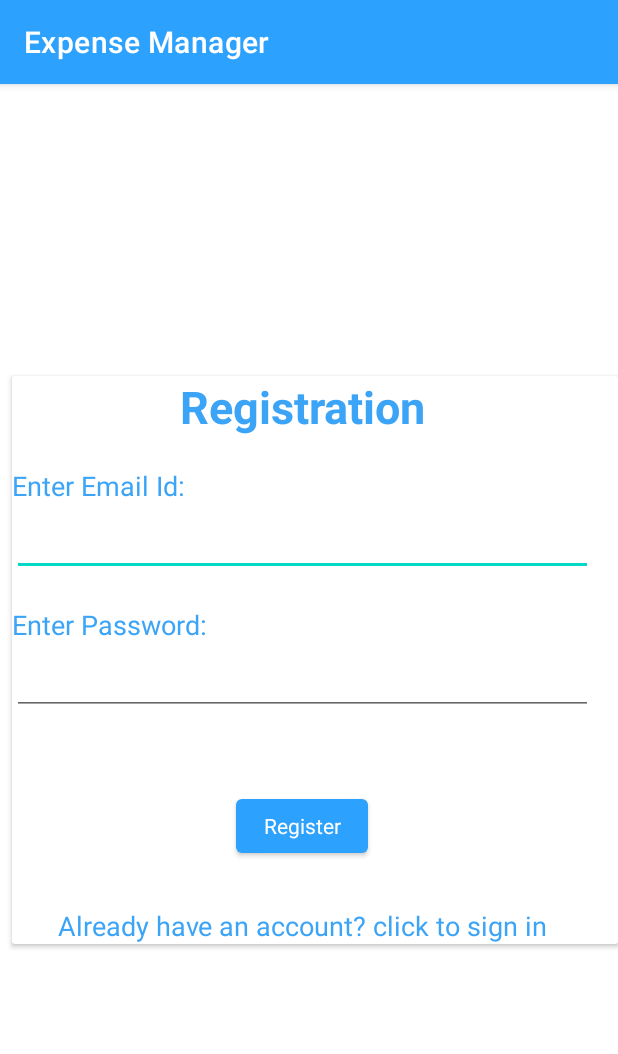
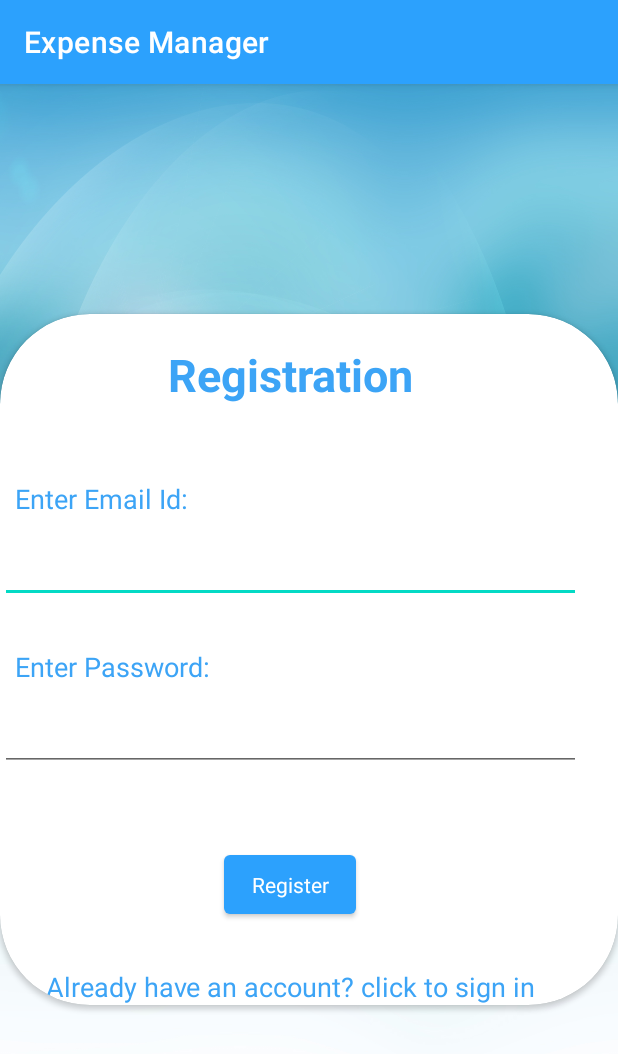
Before and after one commit to KiranBendkoli1/Expense-Manager, an Android app: the RegistrationActivity screen opened directly, with no data from a screen before it, on a phone screen of 412 x 824 dp. Shown: the top 1054 px of the screen. Run offline under Robolectric (Android 15) with nearby library versions, the phone set to English and light mode, and no system bars; our stand-ins replace Firebase (no records; nobody signed in at launch, a user with empty details on screens opened directly).

Commit message:
change in UI

```diff
--- a/app/src/main/res/layout/activity_registration.xml
+++ b/app/src/main/res/layout/activity_registration.xml
@@ -4,15 +4,15 @@
     xmlns:tools="http://schemas.android.com/tools"
     android:layout_width="match_parent"
     android:gravity="center"
+    android:background="@drawable/background"
     android:layout_gravity="center"
     android:layout_height="match_parent"
     tools:context=".RegistrationActivity">
 
     <androidx.cardview.widget.CardView
         android:layout_width="match_parent"
-
-        android:layout_marginLeft="8dp"
         android:layout_gravity="center"
+        app:cardCornerRadius="60dp"
         android:layout_height="wrap_content">
 
         <LinearLayout
@@ -26,6 +26,7 @@
                 android:layout_gravity="center"
                 android:gravity="center"
                 android:text="Registration"
+                android:padding="20dp"
                 android:textColor="#3CA4F6"
                 android:textSize="30sp"
                 android:textStyle="bold" />
@@ -34,6 +35,8 @@
                 android:layout_height="wrap_content"
                 android:textColor="#3CA4F6"
                 android:layout_marginTop="20dp"
+                android:padding="10dp"
+                android:paddingLeft="20dp"
                 android:text="Enter Email Id:"
                 android:textSize="18sp"
                 android:gravity="left"
@@ -41,6 +44,7 @@
             <EditText
                 android:id="@+id/email_reg"
                 android:layout_width="match_parent"
+                android:padding="10dp"
                 android:layout_height="wrap_content"
                 android:textColor="#3CA4F6"
                 android:textSize="20sp" />
@@ -49,6 +53,7 @@
                 android:layout_marginTop="20dp"
                 android:layout_width="match_parent"
                 android:layout_height="wrap_content"
+                android:padding="10dp"
                 android:textColor="#3CA4F6"
                 android:text="Enter Password:"
                 android:textSize="18sp"
@@ -60,6 +65,7 @@
                 android:layout_width="match_parent"
                 android:layout_height="wrap_content"
                 android:textColor="#3CA4F6"
+                android:padding="10dp"
                 android:inputType="textPassword"
                 android:textSize="20sp" />
 
@@ -69,6 +75,7 @@
                 android:layout_marginTop="50dp"
                 android:layout_height="wrap_content"
                 android:layout_gravity="center"
+                android:padding="10dp"
                 style="@style/Platform.MaterialComponents.Light"
                 android:text="Register" />
 
```
Also changed, not shown: app/src/main/res/layout/activity_main.xml (+7 -1 lines), app/src/main/res/drawable/abstract_blue_background.jpg (added), app/src/main/res/drawable/background.png (added).
